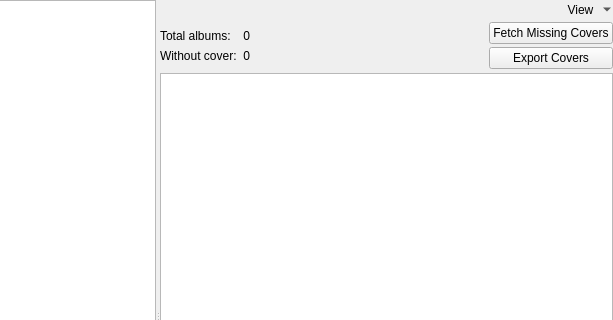
Old version of the form src/covermanager/albumcovermanager.ui in the repository strawberrymusicplayer/strawberry; both pictures show x 290 to 903 and y 0 to 320 of the 903 by 662 pixel window.
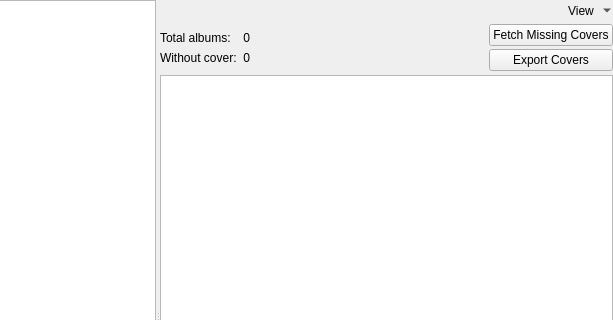
New version of the form. Icons and pictures are not drawn. Custom widgets are drawn as their Qt base class.

What changed in the file:
```diff
--- a/src/covermanager/albumcovermanager.ui
+++ b/src/covermanager/albumcovermanager.ui
@@ -87,10 +87,6 @@
           </item>
           <item>
            <widget class="QToolButton" name="view">
-            <property name="styleSheet">
-             <string notr="true">padding-right: 16px;
-</string>
-            </property>
             <property name="text">
              <string>View</string>
             </property>
```
